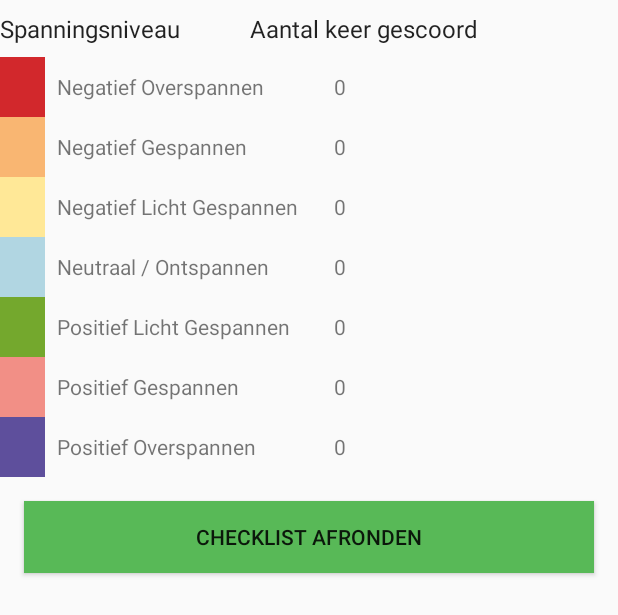
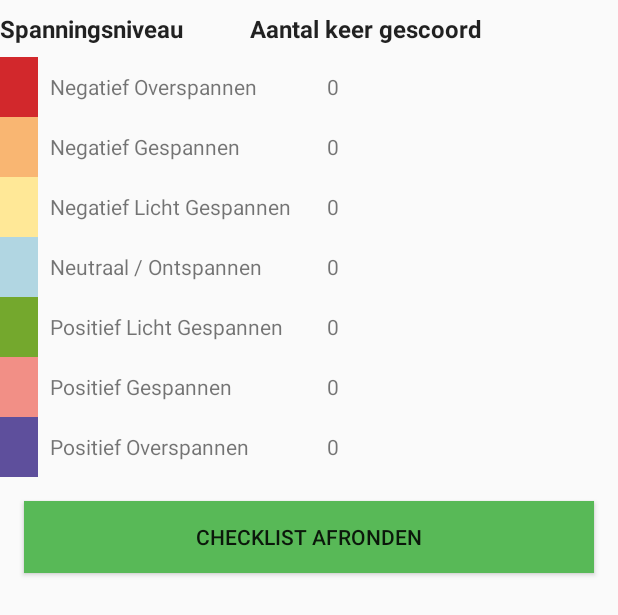
Before and after one commit to 500730771/AppA-S, an Android app: the layout fragment_overview.xml on its own in the app's theme, with its tools: preview values and no code run, on a phone screen of 412 x 824 dp. Shown: the top 615 px of the screen. Run offline under Robolectric (Android 15) with nearby library versions, the phone set to English and light mode, and no system bars.

Commit message:
Update fragment_overview.xml

```diff
--- a/AppAENS/app/src/main/res/layout/fragment_overview.xml
+++ b/AppAENS/app/src/main/res/layout/fragment_overview.xml
@@ -29,6 +29,7 @@
             android:layout_width="wrap_content"
             android:layout_height="wrap_content"
             android:layout_weight="1"
+            android:textStyle="bold"
             android:text="@string/overview_spanningsniveau"
             android:textAppearance="@style/TextAppearance.AppCompat.Menu" />
 
@@ -37,6 +38,7 @@
             android:layout_width="wrap_content"
             android:layout_height="wrap_content"
             android:layout_weight="2"
+            android:textStyle="bold"
             android:text="@string/overview_aantal"
             android:textAppearance="@style/TextAppearance.AppCompat.Menu" />
     </LinearLayout>
@@ -48,7 +50,7 @@
         android:orientation="horizontal">
 
         <LinearLayout
-             android:layout_width="30dp"
+             android:layout_width="25dp"
              android:layout_height="match_parent"
              android:orientation="vertical">
 
```
